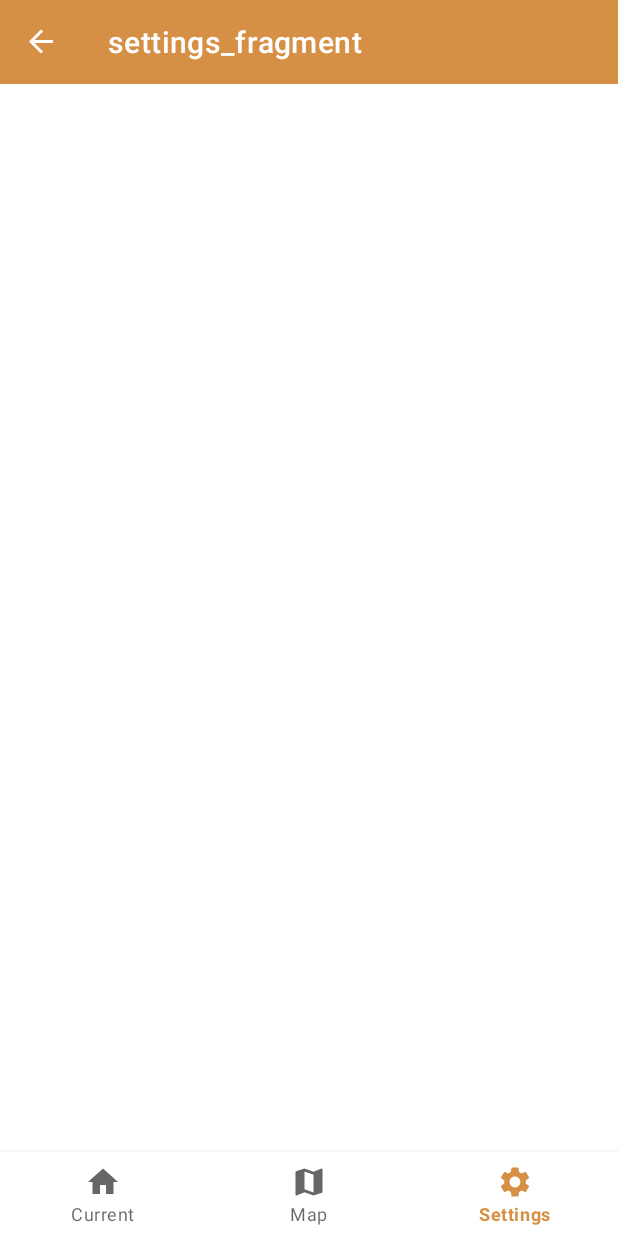
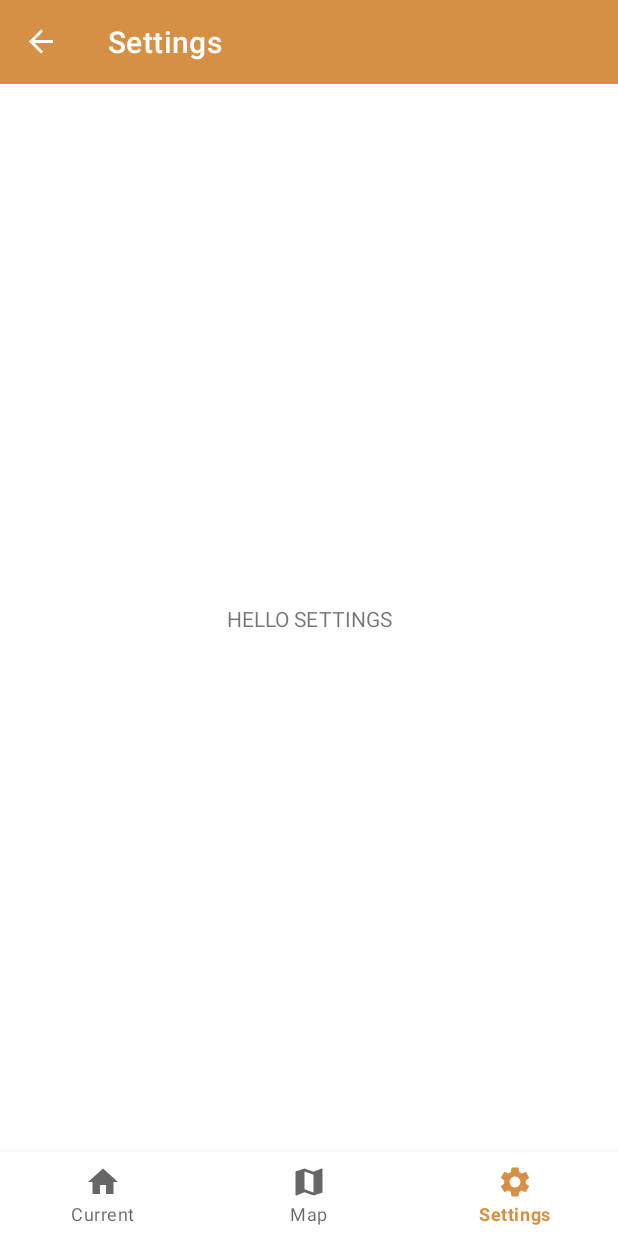
Before and after one commit to DayVil/ProjectRadiation, an Android app: the MapsFragment screen opened through its navigation route, item 3 of the bottom bar chosen, on a phone screen of 412 x 824 dp. Run offline under Robolectric (Android 15) with nearby library versions, the phone set to English and light mode, and no system bars; our stand-ins replace Room's generated code, androidx.preference, navigation-ui; 11 statements that could not run were skipped.

Commit message:
Some polishing

```diff
--- a/app/src/main/java/eu/chi/luh/projectradiation/entities/EnvironmentDao.kt
+++ b/app/src/main/java/eu/chi/luh/projectradiation/entities/EnvironmentDao.kt
@@ -9,6 +9,9 @@ interface EnvironmentDao {
 
     @Query("SELECT * FROM Environment ORDER BY time DESC LIMIT 1")
     fun getLast(): Environment
+
+    @Query("SELECT * FROM Environment ORDER BY time ASC LIMIT 1")
+    fun getFirst(): Environment
 
     @Query("SELECT * FROM Environment LIMIT 1")
     fun checkEmpty(): Environment?
--- a/app/src/main/java/eu/chi/luh/projectradiation/entities/ProjectRadiationDatabase.kt
+++ b/app/src/main/java/eu/chi/luh/projectradiation/entities/ProjectRadiationDatabase.kt
@@ -5,7 +5,7 @@ import androidx.room.Database
 import androidx.room.Room
 import androidx.room.RoomDatabase
 
-@Database(entities = [Environment::class], version = 30)
+@Database(entities = [Environment::class], version = 31)
 abstract class ProjectRadiationDatabase: RoomDatabase() {
     abstract fun environmentDao(): EnvironmentDao
 
--- a/app/src/main/java/eu/chi/luh/projectradiation/ui/current/CurrentRadiationFragment.kt
+++ b/app/src/main/java/eu/chi/luh/projectradiation/ui/current/CurrentRadiationFragment.kt
@@ -6,6 +6,7 @@ import android.view.View
 import android.view.ViewGroup
 import android.widget.Button
 import android.widget.SearchView
+import androidx.appcompat.app.AppCompatActivity
 import androidx.fragment.app.Fragment
 import androidx.lifecycle.lifecycleScope
 import androidx.recyclerview.widget.LinearLayoutManager
@@ -41,13 +42,13 @@ class CurrentRadiationFragment : Fragment() {
 
         preRun()
         update()
-        debug()
 
         return viewOfLayout
     }
 
     private fun preRun() {
         // Inits
+        (activity as AppCompatActivity).supportActionBar?.title = "Current"
         db = ProjectRadiationDatabase.invoke(viewOfLayout.context)
         mapData = MapData.invoke()
         fusedLocationProviderClient =
@@ -120,15 +121,13 @@ class CurrentRadiationFragment : Fragment() {
                 adapter?.notifyDataSetChanged()
             }
         }
-    }
 
-    private fun debug() {
-        val btn = viewOfLayout.findViewById<Button>(R.id.del)
-
-        btn.setOnClickListener {
-            GlobalScope.launch {
-                db.environmentDao().deleteAll()
-                update()
+        lifecycleScope.launch {
+            var amountInStorage = db.environmentDao().getCount()
+            while (amountInStorage > 12) {
+                val oldestMember = db.environmentDao().getFirst()
+                db.environmentDao().delete(oldestMember)
+                amountInStorage = db.environmentDao().getCount()
             }
         }
     }
--- a/app/src/main/java/eu/chi/luh/projectradiation/ui/maps/MapsFragment.kt
+++ b/app/src/main/java/eu/chi/luh/projectradiation/ui/maps/MapsFragment.kt
@@ -4,6 +4,7 @@ import android.os.Bundle
 import android.view.LayoutInflater
 import android.view.View
 import android.view.ViewGroup
+import androidx.appcompat.app.AppCompatActivity
 import androidx.fragment.app.Fragment
 import com.google.android.gms.maps.CameraUpdateFactory
 import com.google.android.gms.maps.OnMapReadyCallback
@@ -13,6 +14,7 @@ import eu.chi.luh.projectradiation.R
 import eu.chi.luh.projectradiation.map.MapData
 
 class MapsFragment : Fragment() {
+    private lateinit var viewOfLayout: View
 
     private val callback = OnMapReadyCallback { googleMap ->
         /**
@@ -36,7 +38,13 @@ class MapsFragment : Fragment() {
         container: ViewGroup?,
         savedInstanceState: Bundle?
     ): View? {
-        return inflater.inflate(R.layout.fragment_maps, container, false)
+        viewOfLayout = inflater.inflate(R.layout.fragment_maps, container, false)
+        preRun()
+        return viewOfLayout
+    }
+
+    private fun preRun() {
+        (activity as AppCompatActivity).supportActionBar?.title = "Map Selector"
     }
 
     override fun onViewCreated(view: View, savedInstanceState: Bundle?) {
--- a/app/src/main/java/eu/chi/luh/projectradiation/ui/settings/SettingsFragment.kt
+++ b/app/src/main/java/eu/chi/luh/projectradiation/ui/settings/SettingsFragment.kt
@@ -1,6 +1,27 @@
 import android.os.Bundle
+import android.view.LayoutInflater
+import android.view.View
+import android.view.ViewGroup
+import androidx.appcompat.app.AppCompatActivity
 import androidx.fragment.app.Fragment
 import androidx.preference.PreferenceFragmentCompat
+import eu.chi.luh.projectradiation.R
 
-class SettingsFragment : Fragment(){
+class SettingsFragment : Fragment() {
+    private lateinit var viewOfLayout: View
+
+    override fun onCreateView(
+        inflater: LayoutInflater,
+        container: ViewGroup?,
+        savedInstanceState: Bundle?
+    ): View? {
+        viewOfLayout = inflater.inflate(R.layout.settings_fragment, container, false)
+        preRun()
+
+        return viewOfLayout
+    }
+
+    private fun preRun() {
+        (activity as AppCompatActivity).supportActionBar?.title = "Settings"
+    }
 }
--- /dev/null
+++ b/app/src/main/res/layout/settings_fragment.xml
@@ -0,0 +1,18 @@
+<?xml version="1.0" encoding="utf-8"?>
+<androidx.constraintlayout.widget.ConstraintLayout xmlns:android="http://schemas.android.com/apk/res/android"
+    xmlns:app="http://schemas.android.com/apk/res-auto"
+    xmlns:tools="http://schemas.android.com/tools"
+    android:layout_width="match_parent"
+    android:layout_height="match_parent">
+
+    <TextView
+        android:layout_width="wrap_content"
+        android:layout_height="wrap_content"
+        android:layout_marginHorizontal="20dp"
+        android:text="HELLO SETTINGS"
+        app:layout_constraintBottom_toBottomOf="parent"
+        app:layout_constraintEnd_toEndOf="parent"
+        app:layout_constraintStart_toStartOf="parent"
+        app:layout_constraintTop_toTopOf="parent" />
+
+</androidx.constraintlayout.widget.ConstraintLayout>
--- a/app/src/main/res/navigation/mobile_navigation.xml
+++ b/app/src/main/res/navigation/mobile_navigation.xml
@@ -18,5 +18,6 @@
     <fragment
         android:id="@+id/settingsFragment"
         android:name="SettingsFragment"
-        android:label="settings_fragment" />
+        android:label="settings_fragment"
+        tools:layout="@layout/settings_fragment"/>
 </navigation>
--- a/build.gradle
+++ b/build.gradle
@@ -1,7 +1,7 @@
 // Top-level build file where you can add configuration options common to all sub-projects/modules.
 plugins {
-    id 'com.android.application' version '7.1.3' apply false
-    id 'com.android.library' version '7.1.3' apply false
+    id 'com.android.application' version '7.2.1' apply false
+    id 'com.android.library' version '7.2.1' apply false
     id 'org.jetbrains.kotlin.android' version '1.6.21' apply false
     id 'com.google.android.libraries.mapsplatform.secrets-gradle-plugin' version '2.0.1' apply false
 }
```
Also changed, not shown: app/src/main/java/eu/chi/luh/projectradiation/ui/MainActivity.kt (+0 -15 lines), app/src/main/res/layout/current_radiation_fragment.xml (+4 -15 lines), gradle/wrapper/gradle-wrapper.properties.
